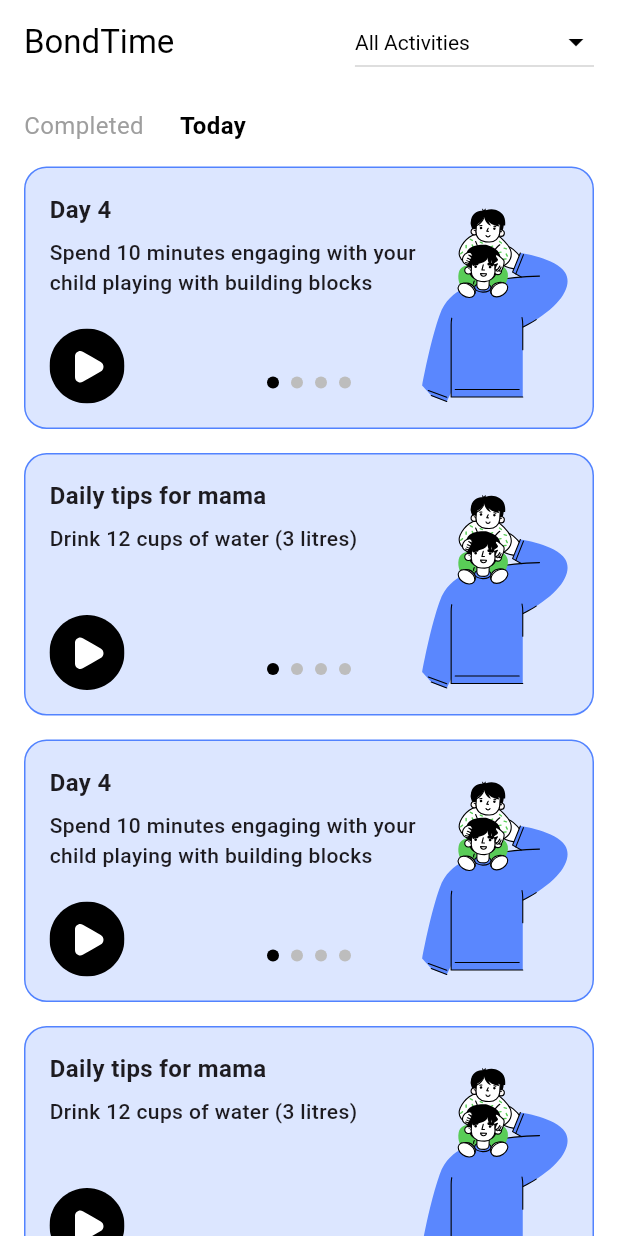
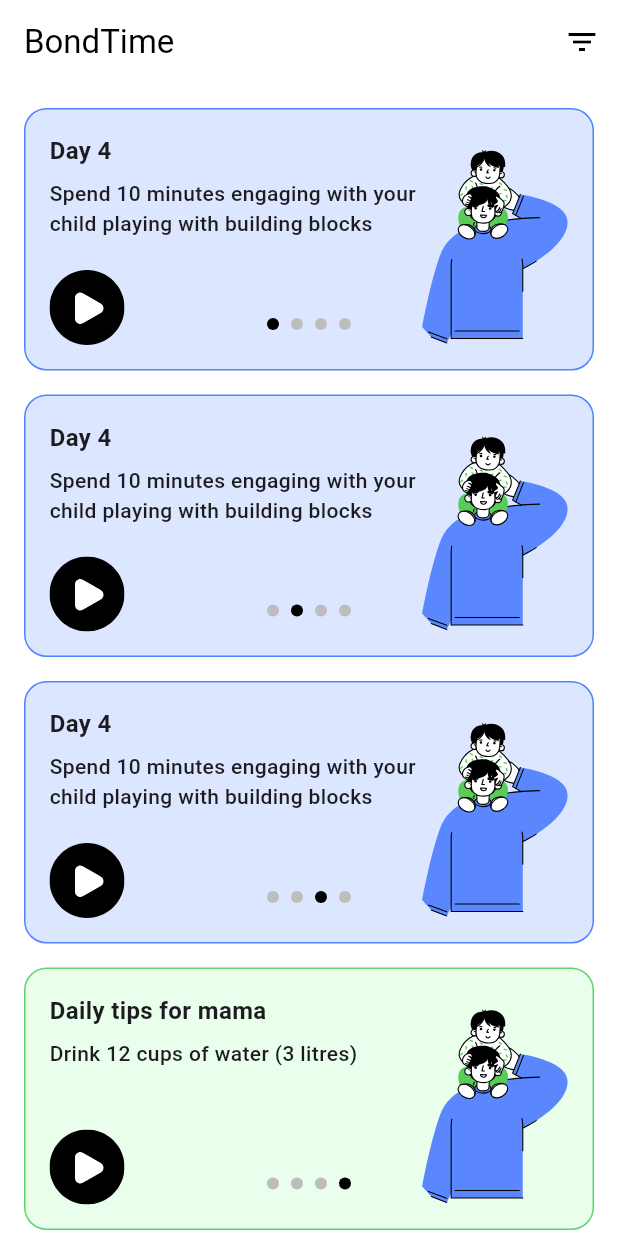
Before and after one commit to BondTime-New/Bondtime-App, a Flutter app: the screen it shows after launch, on a phone screen of 412 x 824 dp. Run offline on Flutter 3.47's test engine with Material 3 defaults, Android fonts, the phone set to English and light mode, and no system bars; our stand-ins replace flutter_svg.

Commit message:
Updated activity screen with accurate indicators for sorting

```diff
--- a/lib/screens/activity_screen.dart
+++ b/lib/screens/activity_screen.dart
@@ -1,25 +1,8 @@
 import 'package:flutter/material.dart';
 import '../widgets/activity_card.dart';
 
-class ActivityScreen extends StatefulWidget {
+class ActivityScreen extends StatelessWidget {
   const ActivityScreen({super.key});
-
-  @override
-  State<ActivityScreen> createState() => _ActivityScreenState();
-}
-
-class _ActivityScreenState extends State<ActivityScreen> {
-  int selectedTabIndex = 1; // 0 = Completed, 1 = Today
-  String selectedCategory = 'All Activities';
-
-  // Categories for sorting
-  final List<String> categories = [
-    'All Activities',
-    'Gross Motor Skills',
-    'Fine Motor Skills',
-    'Communication Skills',
-    'Sensory Skills',
-  ];
 
   @override
   Widget build(BuildContext context) {
@@ -34,132 +17,149 @@ class _ActivityScreenState extends State<ActivityScreen> {
         backgroundColor: Colors.white,
         elevation: 0,
         actions: [
-          // Sorting Dropdown Button
-          Padding(
-            padding: const EdgeInsets.only(right: 16.0),
-            child: DropdownButton<String>(
-              value: selectedCategory,
-              icon: const Icon(Icons.arrow_drop_down, color: Colors.black),
-              dropdownColor: Colors.white,
-              style: const TextStyle(color: Colors.black),
-              onChanged: (String? newValue) {
-                setState(() {
-                  selectedCategory = newValue!;
-                });
-              },
-              items: categories.map<DropdownMenuItem<String>>((String value) {
-                return DropdownMenuItem<String>(
-                  value: value,
-                  child: Text(value),
-                );
-              }).toList(),
-            ),
+          // Sorting Button
+          PopupMenuButton<String>(
+            icon: const Icon(Icons.filter_list, color: Colors.black),
+            onSelected: (value) {
+              // Handle selection
+            },
+            itemBuilder: (BuildContext context) {
+              return [
+                PopupMenuItem(
+                  value: 'All Activities',
+                  child: Row(
+                    mainAxisAlignment: MainAxisAlignment.spaceBetween,
+                    children: [
+                      const Text('All Activities'),
+                      Container(
+                        width: 12,
+                        height: 12,
+                        decoration: BoxDecoration(
+                          color: Colors.black,
+                          shape: BoxShape.circle,
+                        ),
+                      ),
+                    ],
+                  ),
+                ),
+                PopupMenuItem(
+                  value: 'Gross Motor Skills',
+                  child: Row(
+                    mainAxisAlignment: MainAxisAlignment.spaceBetween,
+                    children: [
+                      const Text('Gross Motor Skills'),
+                      Container(
+                        width: 12,
+                        height: 12,
+                        decoration: BoxDecoration(
+                          color: Colors.blue,
+                          shape: BoxShape.circle,
+                        ),
+                      ),
+                    ],
+                  ),
+                ),
+                PopupMenuItem(
+                  value: 'Fine Motor Skills',
+                  child: Row(
+                    mainAxisAlignment: MainAxisAlignment.spaceBetween,
+                    children: [
+                      const Text('Fine Motor Skills'),
+                      Container(
+                        width: 12,
+                        height: 12,
+                        decoration: BoxDecoration(
+                          color: Colors.green,
+                          shape: BoxShape.circle,
+                        ),
+                      ),
+                    ],
+                  ),
+                ),
+                PopupMenuItem(
+                  value: 'Communication Skills',
+                  child: Row(
+                    mainAxisAlignment: MainAxisAlignment.spaceBetween,
+                    children: [
+                      const Text('Communication Skills'),
+                      Container(
+                        width: 12,
+                        height: 12,
+                        decoration: BoxDecoration(
+                          color: Colors.yellow,
+                          shape: BoxShape.circle,
+                        ),
+                      ),
+                    ],
+                  ),
+                ),
+                PopupMenuItem(
+                  value: 'Sensory Skills',
+                  child: Row(
+                    mainAxisAlignment: MainAxisAlignment.spaceBetween,
+                    children: [
+                      const Text('Sensory Skills'),
+                      Container(
+                        width: 12,
+                        height: 12,
+                        decoration: BoxDecoration(
+                          color: Colors.red,
+                          shape: BoxShape.circle,
+                        ),
+                      ),
+                    ],
+                  ),
+                ),
+              ];
+            },
           ),
         ],
       ),
       body: SingleChildScrollView(
         padding: const EdgeInsets.all(16),
         child: Column(
-          crossAxisAlignment: CrossAxisAlignment.start,
           children: [
-            // Tab Buttons (Completed / Today)
-            Row(
-              children: [
-                GestureDetector(
-                  onTap: () => setState(() => selectedTabIndex = 0),
-                  child: Padding(
-                    padding: const EdgeInsets.only(right: 24.0),
-                    child: Text(
-                      "Completed",
-                      style: TextStyle(
-                        fontSize: 16,
-                        fontWeight: selectedTabIndex == 0
-                            ? FontWeight.bold
-                            : FontWeight.normal,
-                        color:
-                            selectedTabIndex == 0 ? Colors.black : Colors.grey,
-                      ),
-                    ),
-                  ),
-                ),
-                GestureDetector(
-                  onTap: () => setState(() => selectedTabIndex = 1),
-                  child: Text(
-                    "Today",
-                    style: TextStyle(
-                      fontSize: 16,
-                      fontWeight: selectedTabIndex == 1
-                          ? FontWeight.bold
-                          : FontWeight.normal,
-                      color: selectedTabIndex == 1 ? Colors.black : Colors.grey,
-                    ),
-                  ),
-                ),
-              ],
+            ActivityCard(
+              day: 'Day 4',
+              description:
+                  'Spend 10 minutes engaging with your child playing with building blocks',
+              icon: 'assets/icons/activity1.svg',
+              currentPage: 0,
+              index: 0,
+              totalPages: 4,
             ),
-
             const SizedBox(height: 16),
-
-            // Display activities based on the selected tab and category
-            ..._buildCardsForSelectedTab(),
+            ActivityCard(
+              day: 'Day 4',
+              description:
+                  'Spend 10 minutes engaging with your child playing with building blocks',
+              icon: 'assets/icons/activity1.svg',
+              currentPage: 1,
+              index: 0,
+              totalPages: 4,
+            ),
+            const SizedBox(height: 16),
+            ActivityCard(
+              day: 'Day 4',
+              description:
+                  'Spend 10 minutes engaging with your child playing with building blocks',
+              icon: 'assets/icons/activity1.svg',
+              currentPage: 2,
+              index: 0,
+              totalPages: 4,
+            ),
+            const SizedBox(height: 16),
+            ActivityCard(
+              day: 'Daily tips for mama',
+              description: 'Drink 12 cups of water (3 litres)',
+              icon: 'assets/icons/activity1.svg',
+              currentPage: 3,
+              index: 1,
+              totalPages: 4,
+            ),
           ],
         ),
       ),
     );
   }
-
-  List<Widget> _buildCardsForSelectedTab() {
-    // Filter activities based on selected category
-    List<Map<String, String>> activities = [
-      {
-        'day': 'Day 4',
-        'description':
-            'Spend 10 minutes engaging with your child playing with building blocks',
-        'icon': 'assets/icons/activity1.svg',
-        'category': 'Gross Motor Skills',
-      },
-      {
-        'day': 'Daily tips for mama',
-        'description': 'Drink 12 cups of water (3 litres)',
-        'icon': 'assets/icons/activity1.svg',
-        'category': 'Fine Motor Skills',
-      },
-      {
-        'day': 'Day 4',
-        'description':
-            'Spend 10 minutes engaging with your child playing with building blocks',
-        'icon': 'assets/icons/activity1.svg',
-        'category': 'Communication Skills',
-      },
-      {
-        'day': 'Daily tips for mama',
-        'description': 'Drink 12 cups of water (3 litres)',
-        'icon': 'assets/icons/activity1.svg',
-        'category': 'Sensory Skills',
-      },
-    ];
-
-    // Filter activities based on the selected category
-    activities = activities.where((activity) {
-      return selectedCategory == 'All Activities' ||
-          activity['category'] == selectedCategory;
-    }).toList();
-
-    // Return ActivityCard widgets
-    return activities.map((activity) {
-      return Column(
-        children: [
-          ActivityCard(
-            day: activity['day']!,
-            description: activity['description']!,
-            icon: activity['icon']!,
-            currentPage: 0,
-            index: 0,
-            totalPages: 4,
-          ),
-          const SizedBox(height: 16),
-        ],
-      );
-    }).toList();
-  }
 }
```
